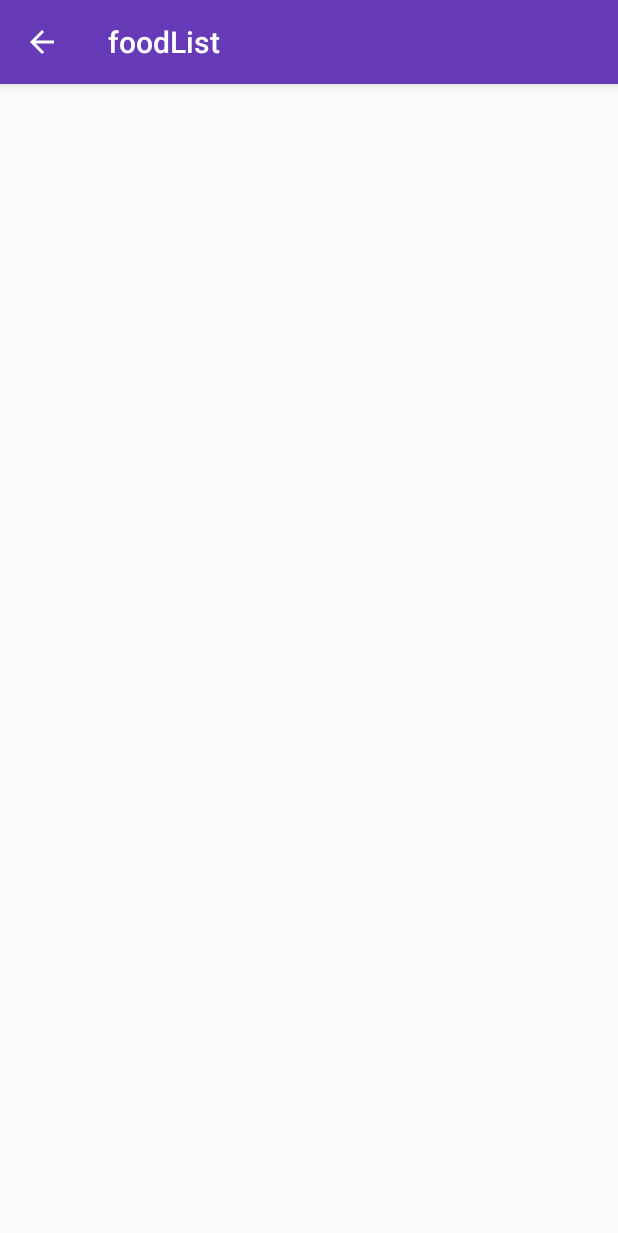
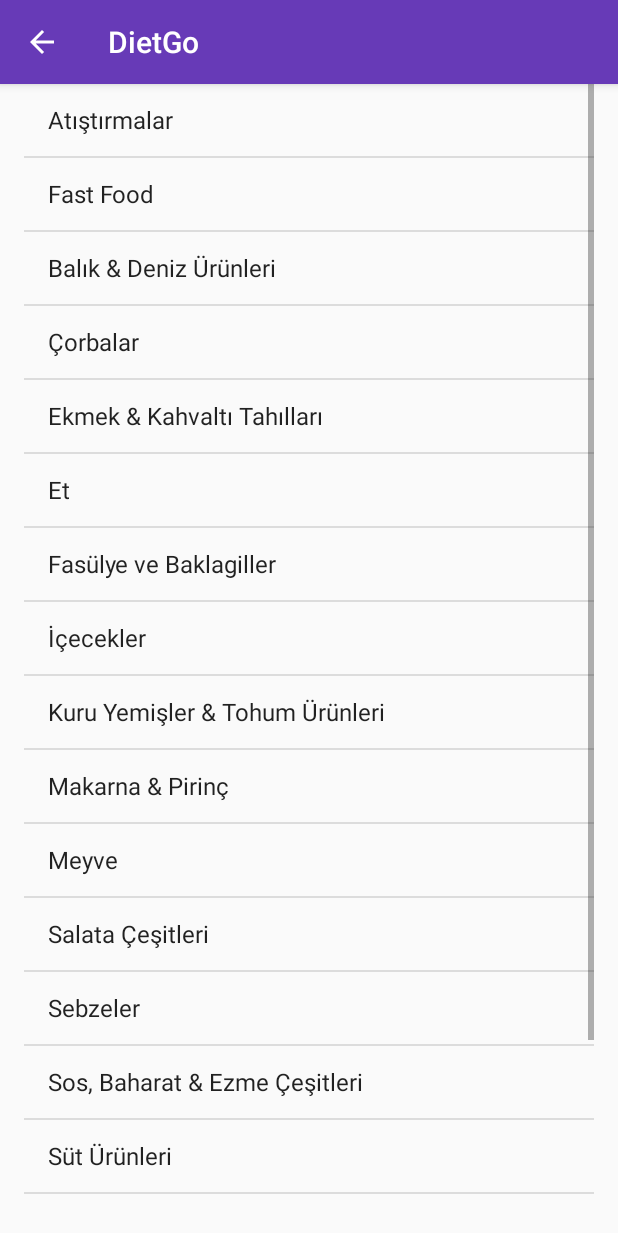
Before and after one commit to qpelit/DietGo-Android-, an Android app: the calorieSummary screen opened directly, with no data from a screen before it, after a tap on an icon or button, on a phone screen of 412 x 824 dp. Shown: the top 1233 px of the screen. Run offline under Robolectric (Android 15) with nearby library versions, the phone set to English and light mode, and no system bars.

Commit message:
added files

```diff
--- /dev/null
+++ b/app/src/main/java/com/hakber/dietgo/List1.java
@@ -0,0 +1,51 @@
+package com.hakber.dietgo;
+
+import android.content.DialogInterface;
+import android.content.Intent;
+import android.support.v7.app.AlertDialog;
+import android.support.v7.app.AppCompatActivity;
+import android.os.Bundle;
+import android.support.v7.widget.Toolbar;
+import android.view.View;
+import android.widget.AdapterView;
+import android.widget.ArrayAdapter;
+import android.widget.ListView;
+
+public class List1 extends AppCompatActivity {
+    private String[] ulkeler =
+            {"Atıştırmalar", "Fast Food", "Balık & Deniz Ürünleri", "Çorbalar","Ekmek & Kahvaltı Tahılları",
+                    "Et", "Fasülye ve Baklagiller", "İçecekler", "Kuru Yemişler & Tohum Ürünleri", "Makarna & Pirinç", "Meyve",
+                    "Salata Çeşitleri", "Sebzeler", "Sos, Baharat & Ezme Çeşitleri", "Süt Ürünleri", "Tatlı & Şekerleme Çeşitleri",
+                    "Yumurtalar", "Diğer"};
+    @Override
+    protected void onCreate(Bundle savedInstanceState) {
+        super.onCreate(savedInstanceState);
+        setContentView(R.layout.activity_list1);
+        Toolbar toolbar = (Toolbar) findViewById(R.id.toolbar);
+        setSupportActionBar(toolbar);
+        getSupportActionBar().setDisplayHomeAsUpEnabled(true);
+        //(A) adımı
+        ListView listemiz=(ListView) findViewById(R.id.list1View1);
+
+        //(B) adımı
+        ArrayAdapter<String> veriAdaptoru=new ArrayAdapter<String>
+                (this, android.R.layout.simple_list_item_1, android.R.id.text1, ulkeler);
+
+        //(C) adımı
+        listemiz.setAdapter(veriAdaptoru);
+
+        listemiz.setOnItemClickListener(new AdapterView.OnItemClickListener() {
+
+            @Override
+            public void onItemClick(AdapterView<?> parent, View view, int position,
+                                    long id) {
+
+
+                Intent i = new Intent(List1.this, List2.class);
+                i.putExtra("index",String.valueOf(position));
+                startActivity(i);
+
+            }
+        });
+    }
+}
--- a/app/src/main/java/com/hakber/dietgo/MyListAdapter.java
+++ b/app/src/main/java/com/hakber/dietgo/MyListAdapter.java
@@ -47,7 +47,7 @@ public class MyListAdapter extends BaseAdapter {
 
         Food country = countryList.get(position);
 
-        textView.setText(country.getCountryName());
+        textView.setText(country.getFoodName());
         return vi;
     }
 
--- a/app/src/main/java/com/hakber/dietgo/calorieSummary.java
+++ b/app/src/main/java/com/hakber/dietgo/calorieSummary.java
@@ -21,7 +21,7 @@ public class calorieSummary extends AppCompatActivity {
         fab.setOnClickListener(new View.OnClickListener() {
             @Override
             public void onClick(View view) {
-                Intent i = new Intent(calorieSummary.this, foodList.class);
+                Intent i = new Intent(calorieSummary.this, List1.class);
                 startActivity(i);
             }
         });
--- a/app/src/main/java/com/hakber/dietgo/foodList.java
+++ b/app/src/main/java/com/hakber/dietgo/foodList.java
@@ -20,12 +20,12 @@ public class foodList extends AppCompatActivity {
         setSupportActionBar(toolbar);
         final ListView customListView = (ListView) findViewById(R.id.listview);
         DBHelper dbHelper = new DBHelper(getApplicationContext());
-
+        final String index=getIntent().getExtras().getString("index");
 
         getSupportActionBar().setDisplayHomeAsUpEnabled(true);
 
-        List<Food> countries = dbHelper.getAllCountries();
-        MyListAdapter myListAdapter = new MyListAdapter(foodList.this, countries);
+        List<Food> foods = dbHelper.getAllFoods(Integer.parseInt(index));
+        MyListAdapter myListAdapter = new MyListAdapter(foodList.this, foods);
         customListView.setAdapter(myListAdapter);
     }
 
--- /dev/null
+++ b/app/src/main/res/layout/activity_list1.xml
@@ -0,0 +1,29 @@
+<?xml version="1.0" encoding="utf-8"?>
+<android.support.design.widget.CoordinatorLayout xmlns:android="http://schemas.android.com/apk/res/android"
+xmlns:app="http://schemas.android.com/apk/res-auto"
+xmlns:tools="http://schemas.android.com/tools"
+android:layout_width="match_parent"
+android:layout_height="match_parent"
+android:fitsSystemWindows="true"
+tools:context="com.hakber.dietgo.List1">
+
+
+<android.support.design.widget.AppBarLayout
+    android:layout_width="match_parent"
+    android:layout_height="wrap_content"
+    android:theme="@style/AppTheme.AppBarOverlay">
+
+    <android.support.v7.widget.Toolbar
+        android:id="@+id/toolbar"
+        android:layout_width="match_parent"
+        android:layout_height="?attr/actionBarSize"
+        android:background="?attr/colorPrimary"
+        app:popupTheme="@style/AppTheme.PopupOverlay" />
+
+</android.support.design.widget.AppBarLayout>
+
+<include layout="@layout/content_list1" />
+
+
+
+</android.support.design.widget.CoordinatorLayout>
--- a/app/src/main/res/layout/content_calorie_summary.xml
+++ b/app/src/main/res/layout/content_calorie_summary.xml
@@ -39,8 +39,8 @@
                 android:textAlignment="center" />
         </TableRow>
 
-        <TableRow android:background="#13f5f5f5"
-            android:paddingBottom="5dp">
+        <TableRow android:paddingBottom="5dp"
+            android:background="@color/dim_foreground_material_dark">
             <TextView
                 android:padding="20dp"
                 android:text="0 kcal"
--- /dev/null
+++ b/app/src/main/res/layout/content_list1.xml
@@ -0,0 +1,19 @@
+<?xml version="1.0" encoding="utf-8"?>
+<RelativeLayout xmlns:android="http://schemas.android.com/apk/res/android"
+    xmlns:tools="http://schemas.android.com/tools"
+    android:layout_width="match_parent"
+    android:layout_height="match_parent"
+    android:paddingBottom="@dimen/activity_vertical_margin"
+    android:paddingLeft="@dimen/activity_horizontal_margin"
+    android:paddingRight="@dimen/activity_horizontal_margin"
+    android:paddingTop="?attr/actionBarSize"
+    tools:context="com.hakber.dietgo.List1">
+
+    <ListView
+        android:id="@+id/list1View1"
+        android:layout_width="match_parent"
+        android:layout_height="wrap_content"
+        android:layout_alignParentLeft="true"
+        android:layout_alignParentTop="true" >
+    </ListView>
+</RelativeLayout>
--- a/app/src/main/res/layout/content_main.xml
+++ b/app/src/main/res/layout/content_main.xml
@@ -16,7 +16,7 @@
     android:weightSum="1">
     <TableLayout xmlns:android="http://schemas.android.com/apk/res/android"
         xmlns:tools="http://schemas.android.com/tools"
-        android:layout_width="fill_parent"
+        android:layout_width="wrap_content"
         android:layout_height="wrap_content"
         android:paddingTop="1dp"
         android:stretchColumns="0"
--- a/app/src/main/res/values-v21/styles.xml
+++ b/app/src/main/res/values-v21/styles.xml
@@ -6,4 +6,12 @@
         <item name="android:windowDrawsSystemBarBackgrounds">true</item>
         <item name="android:statusBarColor">@android:color/transparent</item>
     </style>
+
+    <style name="AppTheme" parent="Theme.AppCompat.Light.NoActionBar">
+        <!-- Customize your theme here. -->
+        <item name="colorPrimary">@color/colorPrimary</item>
+        <item name="colorPrimaryDark">@color/colorPrimaryDark</item>
+        <item name="colorAccent">@color/colorAccent</item>
+        <item name="android:statusBarColor">@color/colorPrimaryDark</item>
+    </style>
 </resources>
--- a/app/src/main/res/values/colors.xml
+++ b/app/src/main/res/values/colors.xml
@@ -1,6 +1,6 @@
 <?xml version="1.0" encoding="utf-8"?>
 <resources>
     <color name="colorPrimary">#673ab7</color>
-    <color name="colorPrimaryDark">#5a67b9</color>
+    <color name="colorPrimaryDark">#6d3a76</color>
     <color name="colorAccent">#FF4081</color>
 </resources>
--- a/app/src/main/res/values/strings.xml
+++ b/app/src/main/res/values/strings.xml
@@ -7,4 +7,5 @@
     <string name="action_settings">Settings</string>
     <string name="title_activity_food_list">foodList</string>
     <string name="title_activity_calorie_summary">calorieSummary</string>
+    <string name="title_activity_list2">List2</string>
 </resources>
```
Also changed, not shown: app/src/main/AndroidManifest.xml (+11 -1 lines), app/src/main/java/com/hakber/dietgo/DBHelper.java (+34 -17 lines), app/src/main/java/com/hakber/dietgo/Food.java (+87 -5 lines), app/src/main/java/com/hakber/dietgo/List2.java (added, +58 -0 lines), app/src/main/java/com/hakber/dietgo/MainActivity.java (+11 -5 lines), app/src/main/res/layout/activity_list2.xml (added, +28 -0 lines), app/src/main/res/layout/content_list2.xml (added, +21 -0 lines), app/src/main/res/menu/activity_main_drawer.xml (+4 -4 lines), 2 other files.
